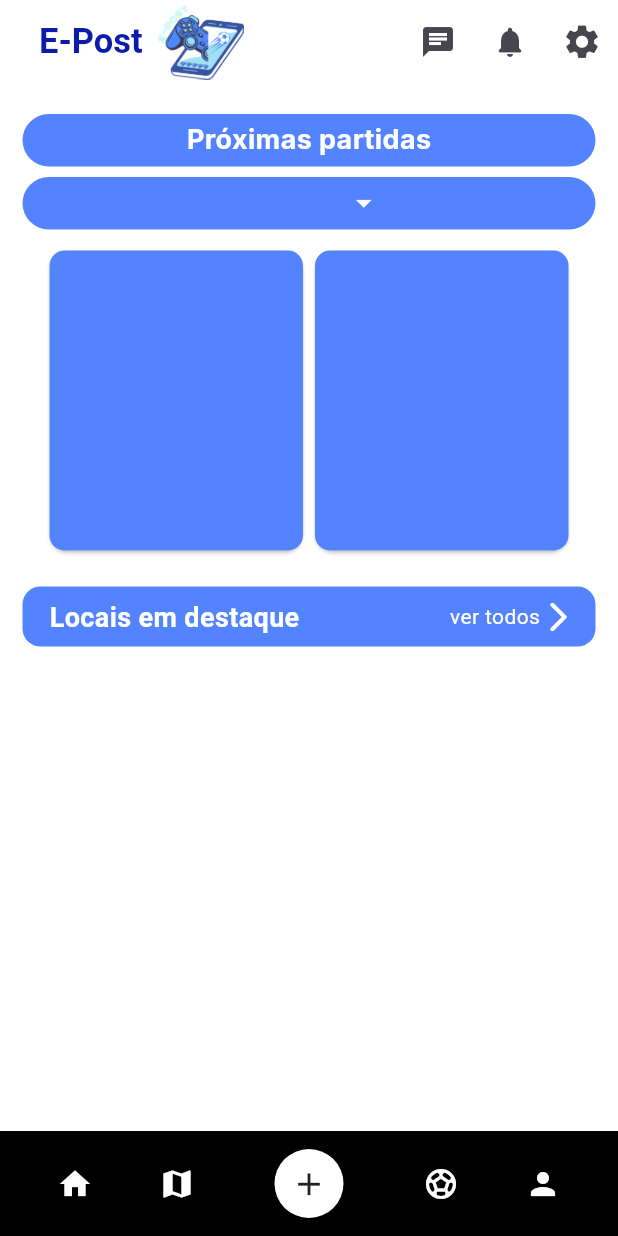
After one commit to EduardoSA8006/E-Post, a Flutter app: the HomePage screen opened directly, on a phone screen of 412 x 824 dp. The commit adds this screen. Run offline on Flutter 3.47's test engine with Material 3 defaults, Android fonts, the phone set to English and light mode, and no system bars; our stand-ins replace cloud_firestore, firebase_auth, firebase_core, flutter_map, flutter_masked_text2, geolocator and 5 more; missing offline and left inert: google_api_availability; accounts and stored records are empty.

Commit message:
tentando resolver a merda

```diff
--- a/devel/e_post/lib/Screens/functionsScreens/notificacoes/gera_notificacoes.dart
+++ b/devel/e_post/lib/Screens/functionsScreens/notificacoes/gera_notificacoes.dart
@@ -1,4 +1,4 @@
-import 'package:e_post/screens/home.dart';
+import 'package:e_post/Screens/home.dart';
 import 'package:flutter/material.dart';
 
 List<Map<String, dynamic>> notificacoes = [
--- /dev/null
+++ b/devel/e_post/lib/Screens/home.dart
@@ -0,0 +1,236 @@
+import 'package:e_post/Screens/functionsScreens/bottom_bar.dart';
+import 'package:flutter/services.dart';
+import 'package:e_post/screens/configuracoes.dart';
+import 'package:e_post/screens/notificacoes.dart';
+import 'package:e_post/screens/todos_os_jogos.dart';
+import 'package:flutter/material.dart';
+import 'package:google_fonts/google_fonts.dart';
+
+class HomePage extends StatefulWidget {
+  const HomePage({super.key});
+
+  @override
+  State<HomePage> createState() => _HomePageState();
+}
+
+class _HomePageState extends State<HomePage> {
+  String? selectedValue;
+  final List<String> items = ['Futebol', 'Basquete', 'Voleibol'];
+
+  void _onItemTapped(int index) {
+    setState(() {});
+  }
+
+  @override
+  void initState() {
+    super.initState();
+    SystemChrome.setEnabledSystemUIMode(SystemUiMode.immersiveSticky);
+  }
+
+  @override
+  Widget build(BuildContext context) {
+    return Scaffold(
+        appBar: AppBar(
+          backgroundColor: Colors.white,
+          title: Row(
+            mainAxisSize: MainAxisSize.min,
+            children: <Widget>[
+              const Padding(
+                padding: EdgeInsets.only(left: 10.0),
+                child: Text(
+                  'E-Post',
+                  style: TextStyle(
+                    fontWeight: FontWeight.bold,
+                    fontSize: 23,
+                    color: Color.fromRGBO(11, 28, 172, 1),
+                  ),
+                ),
+              ),
+              const SizedBox(width: 10),
+              Padding(
+                padding: const EdgeInsets.only(right: 16.0),
+                child: Image.asset(
+                  "assets/images/icon.png",
+                  height: 50,
+                ),
+              ),
+            ],
+          ),
+          actions: [
+            IconButton(onPressed: () {}, icon: Icon(Icons.chat)),
+            IconButton(
+                onPressed: () {
+                  Navigator.push(
+                    context,
+                    MaterialPageRoute(
+                      builder: (context) => NotoficationPage(),
+                    ),
+                  );
+                },
+                icon: Icon(Icons.notifications_rounded)),
+            IconButton(
+                onPressed: () {
+                  Navigator.push(
+                    context,
+                    MaterialPageRoute(
+                      builder: (context) => SettingsPage(),
+                    ),
+                  );
+                },
+                icon: Icon(
+                  Icons.settings,
+                  size: 27,
+                ))
+          ],
+        ),
+        body: Container(
+          padding: EdgeInsets.fromLTRB(15, 0, 15, 0),
+          alignment: Alignment.center,
+          color: Colors.white,
+          width: double.infinity,
+          height: double.infinity,
+          child: Column(
+            children: [
+              SizedBox(
+                height: 20,
+              ),
+              Container(
+                  height: 35,
+                  alignment: Alignment.center,
+                  width: double.infinity,
+                  decoration: BoxDecoration(
+                    borderRadius: BorderRadius.circular(18),
+                    color: const Color.fromARGB(255, 83, 131, 255),
+                  ),
+                  child: Padding(
+                    padding: EdgeInsets.all(4),
+                    child: Text(
+                      'Próximas partidas',
+                      style: GoogleFonts.inter(
+                          color: Colors.white,
+                          fontSize: 18,
+                          fontWeight: FontWeight.bold),
+                    ),
+                  )),
+              SizedBox(
+                height: 7,
+              ),
+              Container(
+                  height: 35,
+                  alignment: Alignment.center,
+                  width: double.infinity,
+                  decoration: BoxDecoration(
+                    borderRadius: BorderRadius.circular(18),
+                    color: const Color.fromARGB(255, 83, 131, 255),
+                  ),
+                  child: DropdownButton<String>(
+                    value: selectedValue,
+                    onChanged: (newValue) {
+                      setState(() {
+                        selectedValue = newValue;
+                      });
+                    },
+                    items: items.map<DropdownMenuItem<String>>((String value) {
+                      return DropdownMenuItem<String>(
+                        value: value,
+                        child: Text(
+                          value,
+                          style: TextStyle(
+                              color: Colors.white,
+                              fontSize: 17,
+                              fontWeight: FontWeight.bold),
+                        ),
+                      );
+                    }).toList(),
+                    underline: SizedBox.shrink(),
+                    icon: Icon(Icons.arrow_drop_down, color: Colors.white),
+                  )),
+              SizedBox(
+                height: 10,
+              ),
+              Row(
+                mainAxisAlignment: MainAxisAlignment.center,
+                children: [
+                  Card(
+                    child: Container(
+                      height: 200,
+                      width: 169,
+                      decoration: BoxDecoration(
+                        borderRadius: BorderRadius.circular(10),
+                        color: Color.fromARGB(255, 83, 131, 255),
+                      ),
+                    ),
+                  ),
+                  Card(
+                    child: Container(
+                      height: 200,
+                      width: 169,
+                      decoration: BoxDecoration(
+                        borderRadius: BorderRadius.circular(10),
+                        color: Color.fromARGB(255, 83, 131, 255),
+                      ),
+                    ),
+                  )
+                ],
+              ),
+              SizedBox(
+                height: 20,
+              ),
+              Container(
+                width: double.infinity,
+                padding: EdgeInsets.fromLTRB(10, 5, 10, 5),
+                decoration: BoxDecoration(
+                  color: Color.fromARGB(255, 83, 131, 255),
+                  borderRadius: BorderRadius.circular(12),
+                ),
+                child: Container(
+                    height: 30,
+                    padding: EdgeInsets.fromLTRB(5, 0, 0, 0),
+                    decoration: BoxDecoration(
+                      color: Color.fromARGB(255, 83, 131, 255),
+                      borderRadius: BorderRadius.circular(18),
+                    ),
+                    child: Padding(
+                      padding: EdgeInsets.all(3),
+                      child: Row(
+                        mainAxisAlignment: MainAxisAlignment.spaceBetween,
+                        children: [
+                          Text(
+                            'Locais em destaque',
+                            style: TextStyle(
+                                color: Colors.white,
+                                fontSize: 18,
+                                fontWeight: FontWeight.bold),
+                          ),
+                          InkWell(
+                            child: Row(
+                              children: [
+                                Text(
+                                  'ver todos',
+                                  style: TextStyle(color: Colors.white),
+                                ),
+                                Icon(
+                                  Icons.arrow_forward_ios_rounded,
+                                  color: Colors.white,
+                                )
+                              ],
+                            ),
+                            onTap: () {
+                              Navigator.push(
+                                context,
+                                MaterialPageRoute(
+                                  builder: (context) => JogosPage(),
+                                ),
+                              );
+                            },
+                          )
+                        ],
+                      ),
+                    )),
+              ),
+            ],
+          ),
+        ),
+        bottomNavigationBar: barraInferior(context));
+  }
+}
```
Also changed, not shown: devel/e_post/lib/Screens/configuracoes.dart (added, +29 -0 lines), devel/e_post/lib/Screens/notificacoes.dart (added, +126 -0 lines), devel/e_post/lib/Screens/teste.dart (added, +70 -0 lines), devel/e_post/lib/Screens/todos_os_jogos.dart (added, +38 -0 lines).
